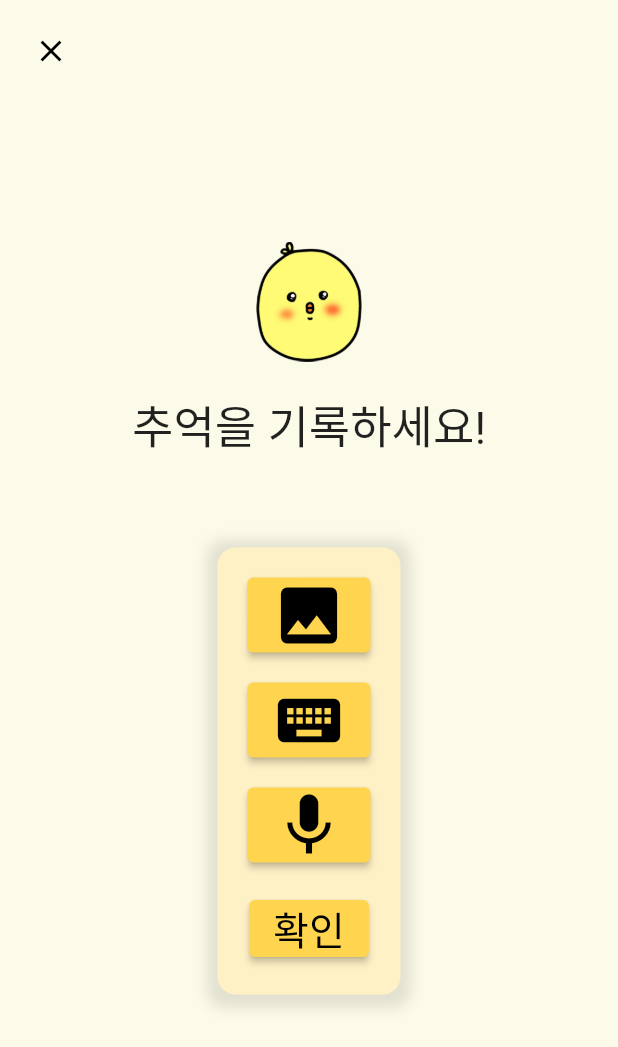
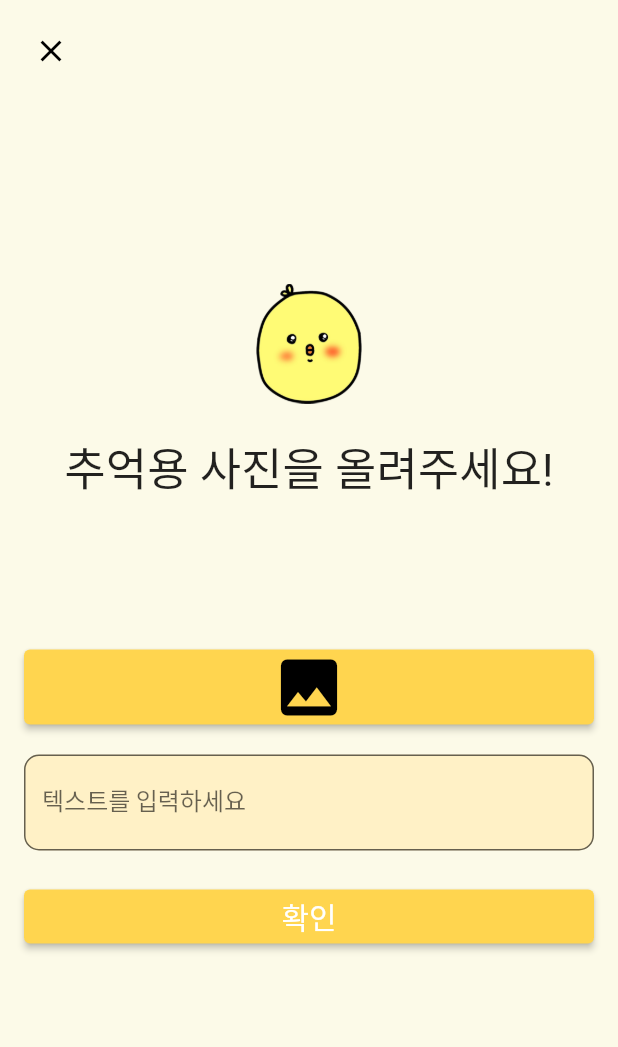
Before and after one commit to 6eom9eun/timeDam, a Flutter app: the WritePage screen opened directly, after a tap on "추억할 사진이 있으신가요?", on a phone screen of 412 x 824 dp. Shown: the top 1047 px of the screen. Run offline on Flutter 3.47's test engine with Material 2 defaults, Android fonts, the light colour scheme and no system bars; our stand-ins replace cloud_firestore, dio, firebase_auth, firebase_core, firebase_storage, flutter_spinkit and 7 more; missing offline and left inert: background_fetch; accounts and stored records are empty; Roboto replaces fonts that are missing (Cafe).

Commit message:
imageInputpage 따로 생성

```diff
--- /dev/null
+++ b/lib/screens/imageInputPage.dart
@@ -0,0 +1,223 @@
+import 'dart:convert';
+import 'dart:io';
+import 'package:http/http.dart' as http;
+import 'package:flutter/material.dart';
+import 'package:image_picker/image_picker.dart';
+import 'package:memo_re/screens/DisplayMemoryPage.dart';
+import 'package:memo_re/utils/vars.dart';
+import 'CreatingPage.dart';
+import 'package:speech_to_text/speech_to_text.dart' as stt;
+
+class PostProviderModel with ChangeNotifier {
+  String? _imageUrl;
+  String? get imageUrl => _imageUrl;
+
+  set imageUrl(String? url) {
+    _imageUrl = url;
+    notifyListeners();
+  }
+}
+
+class imageInputPage extends StatefulWidget {
+  @override
+  _imageInputPageState createState() => _imageInputPageState();
+}
+class _imageInputPageState extends State<imageInputPage> {
+  TextEditingController _textController = TextEditingController();
+  final stt.SpeechToText speech = stt.SpeechToText();
+  bool _speechInitialized = false;
+  String inputText = "";
+
+  File? _image;
+  final picker = ImagePicker();
+  bool hasImage = false; // New state variable
+
+  @override
+  void initState() {
+    super.initState();
+    initializeSpeechRecognition();
+  }
+
+  Future<void> initializeSpeechRecognition() async {
+    if (!_speechInitialized) {
+      bool available = await speech.initialize(
+        onError: (val) {
+          print('Error in speech initialize: $val');
+          setState(() {
+            _speechInitialized = false;
+          });
+        },
+        onStatus: (val) {
+          print('Speech recognition status: $val');
+        },
+      );
+      if (available) {
+        setState(() => _speechInitialized = true);
+        startListening();
+      } else {
+        setState(() => _speechInitialized = false);
+      }
+    }
+  }
+
+  Future<void> startListening() async {
+    if (speech.isListening) {
+      await speech.stop();
+      print('Stopped listening.');
+    } else {
+      await speech.listen(
+        onResult: (result) {
+          setState(() {
+            inputText = result.recognizedWords;
+            _textController.text = inputText; // 텍스트 입력 폼에 값 설정
+          });
+          print('Input text: $inputText'); // stt 확인
+        },
+      );
+    }
+  }
+
+  @override
+  void dispose() {
+    speech.stop();
+    super.dispose();
+  }
+
+  Future<void> sendTextToServer(String text) async {
+    // CreatingPage로 이동
+    Navigator.push(
+      context,
+      MaterialPageRoute(
+        builder: (context) => CreatingPage(),
+      ),
+    );
+
+    // 서버로 데이터를 전송하고 응답을 기다립니다.
+    final response = await http.post(
+      Uri.parse('http://192.168.123.109:5000'), // 플라스크 서버 주소 입력
+      body: {'text': inputText},
+    );
+
+    if (response.statusCode == 200) {
+      final data = json.decode(response.body);
+      final generatedMemory = data['memory'];
+      final imageUrl = data['image_url'];
+
+      // 데이터를 성공적으로 받아온 후 DisplayMemoryPage로 이동
+      Navigator.push(
+        context,
+        MaterialPageRoute(
+          builder: (context) => DisplayMemoryPage(
+            memory: generatedMemory,
+            imageUrl: imageUrl,
+          ),
+        ),
+      );
+    } else {
+      print('데이터 전송 실패: ${response.statusCode}');
+    }
+  }
+
+  Future getImage() async {
+    final pickedFile = await picker.pickImage(source: ImageSource.gallery);
+
+    setState(() {
+      if (pickedFile != null) {
+        _image = File(pickedFile.path);
+      } else {
+        print('No image selected.');
+      }
+    });
+  }
+
+  @override
+  Widget build(BuildContext context) {
+    return Scaffold(
+      backgroundColor: AppColors.backColor(),
+      body: Stack(
+        children: [
+          Center(
+            child: SingleChildScrollView(
+              padding: const EdgeInsets.all(16.0),
+              child: Column(
+                crossAxisAlignment: CrossAxisAlignment.stretch,
+                children: [
+                  Image.asset('assets/logo.png', width: 80, height: 80),
+                  SizedBox(height: 20),
+                  Text(
+                    '추억용 사진을 올려주세요!',
+                    style: TextStyle(
+                      fontSize: 30,
+                      fontFamily: 'Cafe',
+                    ),
+                    textAlign: TextAlign.center,
+                  ),
+
+                  // Text(
+                  //   '음성인식 중입니다..',
+                  //   style: TextStyle(
+                  //     fontFamily: 'CafeAir',
+                  //     fontSize: 18,
+                  //     color: Color(0xff777777),
+                  //   ),
+                  //   textAlign: TextAlign.center,
+                  // ),
+                  SizedBox(height: 100),
+                  ElevatedButton(
+                    onPressed: getImage,
+                    style: ElevatedButton.styleFrom(
+                      backgroundColor: AppColors.primaryColor(),
+                      foregroundColor: Colors.black,
+                    ),
+                    child: Icon(Icons.image, size: 50,),
+                  ),
+                  SizedBox(height: 20),
+                  TextField(
+                    controller: _textController,
+                    decoration: InputDecoration(
+                      labelText: '텍스트를 입력하세요',
+                      filled: true,
+                      fillColor: AppColors.primaryColor1(),
+                      border: OutlineInputBorder(
+                        borderRadius: BorderRadius.circular(10.0),
+                      ),
+                    ),
+                    style: TextStyle(
+                      color: Colors.black,
+                    ),
+                  ),
+                  SizedBox(height: 20),
+                  ElevatedButton(
+                    onPressed: () {
+                      sendTextToServer(inputText);
+                    },
+                    style: ElevatedButton.styleFrom(
+                      backgroundColor: AppColors.primaryColor(),
+                    ),
+                    child: Text(
+                      '확인',
+                      style: TextStyle(
+                        fontSize: 20,
+                        fontFamily: 'Cafe',
+                      ),
+                    ),
+                  ),
+                ],
+              ),
+            ),
+          ),
+          Positioned(
+            top: 10,
+            left: 10,
+            child: SafeArea(
+              child: IconButton(
+                icon: Icon(Icons.close, color: Colors.black),
+                onPressed: () => Navigator.pop(context),
+              ),
+            ),
+          ),
+        ],
+      ),
+    );
+  }
+}
--- a/lib/screens/writePage.dart
+++ b/lib/screens/writePage.dart
@@ -6,6 +6,7 @@ import 'package:cloud_firestore/cloud_firestore.dart';
 import 'package:firebase_auth/firebase_auth.dart';
 import 'package:firebase_storage/firebase_storage.dart';
 import 'package:memo_re/screens/InputPage.dart';
+import 'package:memo_re/screens/imageInputPage.dart';
 import 'package:memo_re/screens/voicePage.dart';
 import 'package:memo_re/utils/vars.dart';
 import 'package:provider/provider.dart';
@@ -67,7 +68,7 @@ class _WritePageState extends State<WritePage> {
                 print('입력된 텍스트: $inputText');
                 // Navigator.of(context).pop();
 
-                // LandingPage로 이동하여 로딩 화면을 표시
+                // CreatingPage로 이동하여 로딩 화면을 표시
                 Navigator.push(
                   context,
                   MaterialPageRoute(
@@ -218,10 +219,12 @@ class _WritePageState extends State<WritePage> {
                         if (!showInputOptions) ...[
                           ElevatedButton(
                             onPressed: () {
-                              setState(() {
-                                hasImage = true;
-                                showInputOptions = true;
-                              });
+                              Navigator.push(
+                                context,
+                                MaterialPageRoute(
+                                  builder: (context) => imageInputPage(),
+                                ),
+                              );
                             },
                             style: ElevatedButton.styleFrom(
                               backgroundColor: AppColors.primaryColor(),
```
